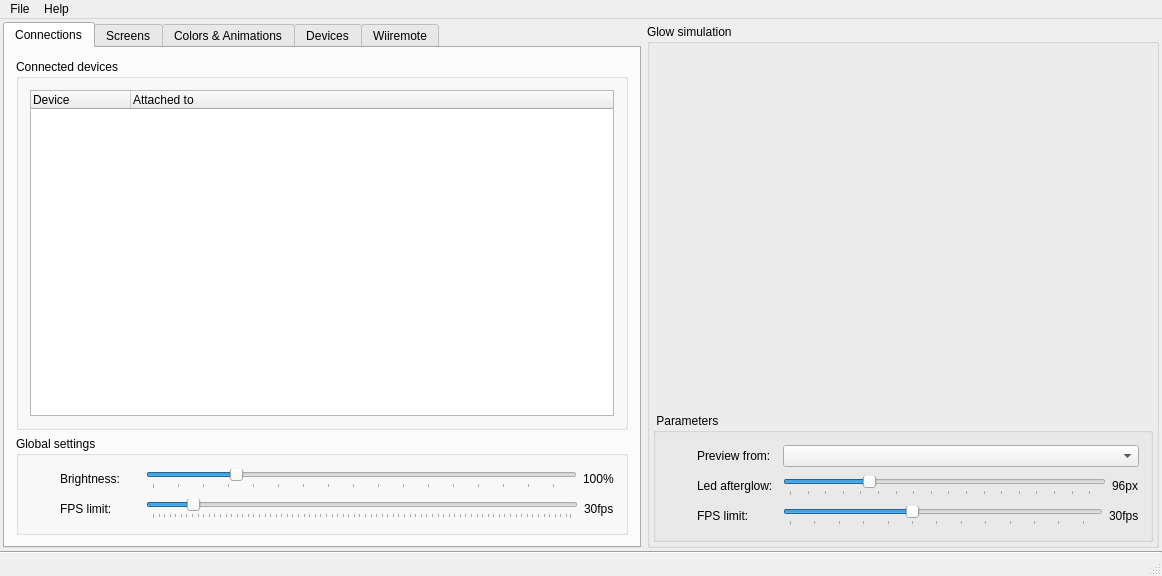
The window that mainwindow.ui (dev-0x7C6/led-frame) describes before a commit, drawn with Qt 5.
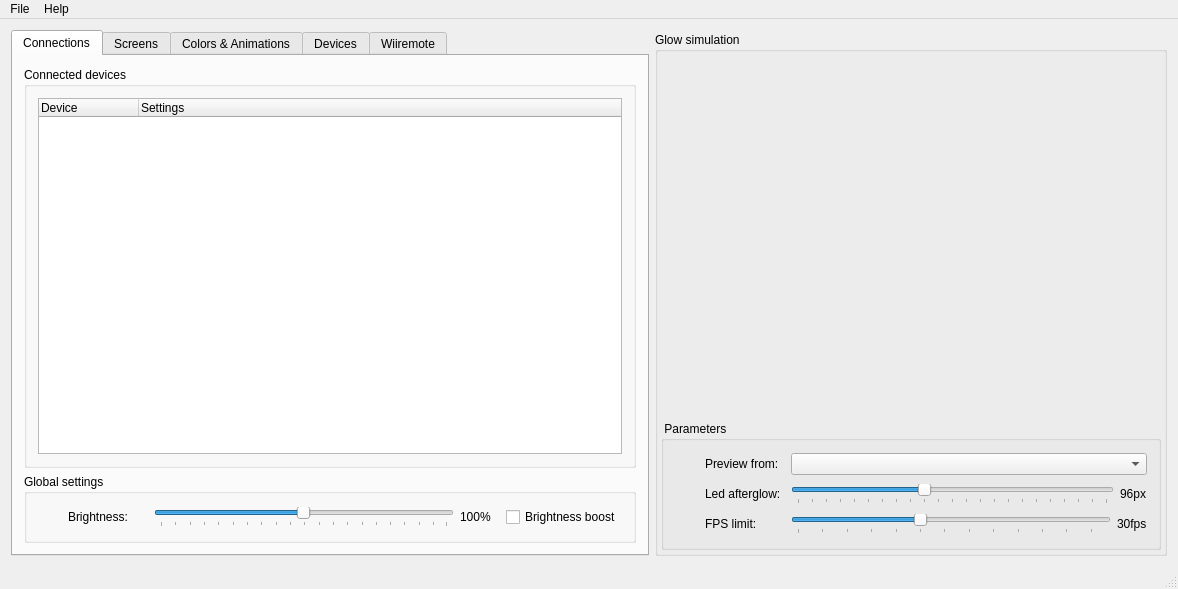
The same window after the commit. Icons and pictures are not drawn. Custom widgets are drawn as their Qt base class.

What changed in the file:
```diff
--- a/mainwindow.ui
+++ b/mainwindow.ui
@@ -34,9 +34,6 @@
     <item>
      <widget class="QWidget" name="mainWidget" native="true">
       <layout class="QHBoxLayout" name="horizontalLayout_4">
-       <property name="margin">
-        <number>3</number>
-       </property>
        <item>
         <widget class="QTabWidget" name="leftWidget">
          <property name="sizePolicy">
@@ -105,7 +102,7 @@
                 </column>
                 <column>
                  <property name="text">
-                  <string>Attached to</string>
+                  <string>Settings</string>
                  </property>
                 </column>
                </widget>
@@ -155,6 +152,12 @@
                 </item>
                 <item>
                  <widget class="QSlider" name="brightnessSlider">
+                  <property name="sizePolicy">
+                   <sizepolicy hsizetype="MinimumExpanding" vsizetype="Fixed">
+                    <horstretch>0</horstretch>
+                    <verstretch>0</verstretch>
+                   </sizepolicy>
+                  </property>
                   <property name="statusTip">
                    <string>Tune led brightness</string>
                   </property>
@@ -162,7 +165,7 @@
                    <number>1</number>
                   </property>
                   <property name="maximum">
-                   <number>500</number>
+                   <number>200</number>
                   </property>
                   <property name="value">
                    <number>100</number>
@@ -177,82 +180,27 @@
                    <enum>QSlider::TicksBelow</enum>
                   </property>
                   <property name="tickInterval">
-                   <number>30</number>
+                   <number>10</number>
                   </property>
                  </widget>
                 </item>
                 <item>
                  <widget class="QLabel" name="proc">
+                  <property name="minimumSize">
+                   <size>
+                    <width>40</width>
+                    <height>0</height>
+                   </size>
+                  </property>
                   <property name="text">
                    <string>100%</string>
                   </property>
                  </widget>
                 </item>
-               </layout>
-              </item>
-              <item>
-               <layout class="QHBoxLayout" name="horizontalLayout_5">
                 <item>
-                 <widget class="QLabel" name="brightnessIcon_3">
-                  <property name="minimumSize">
-                   <size>
-                    <width>24</width>
-                    <height>24</height>
-                   </size>
-                  </property>
+                 <widget class="QCheckBox" name="brightnessBoost">
                   <property name="text">
-                   <string/>
-                  </property>
-                  <property name="pixmap">
-                   <pixmap resource="resources/resource.qrc">:/22x22/fpsrate.png</pixmap>
-                  </property>
-                  <property name="alignment">
-                   <set>Qt::AlignCenter</set>
-                  </property>
-                 </widget>
-                </item>
-                <item>
-                 <widget class="QLabel" name="brightnessLabel_3">
-                  <property name="minimumSize">
-                   <size>
-                    <width>80</width>
-                    <height>0</height>
-                   </size>
-                  </property>
-                  <property name="text">
-                   <string>FPS limit:</string>
-                  </property>
-                 </widget>
-                </item>
-                <item>
-                 <widget class="QSlider" name="framerateLimit">
-                  <property name="statusTip">
-                   <string>Tune frames per secound limit (24fps should be enought)</string>
-                  </property>
-                  <property name="minimum">
-                   <number>1</number>
-                  </property>
-                  <property name="maximum">
-                   <number>300</number>
-                  </property>
-                  <property name="value">
-                   <number>30</number>
-                  </property>
-                  <property name="orientation">
-                   <enum>Qt::Horizontal</enum>
-                  </property>
-                  <property name="tickPosition">
-                   <enum>QSlider::TicksBelow</enum>
-                  </property>
-                  <property name="tickInterval">
-                   <number>4</number>
-                  </property>
-                 </widget>
-                </item>
-                <item>
-                 <widget class="QLabel" name="fpsCount">
-                  <property name="text">
-                   <string>30fps</string>
+                   <string>Brightness boost</string>
                   </property>
                  </widget>
                 </item>
@@ -1189,7 +1137,7 @@
                      <string>Tune led brightness</string>
                     </property>
                     <property name="minimum">
-                     <number>60</number>
+                     <number>24</number>
                     </property>
                     <property name="maximum">
                      <number>200</number>
@@ -1313,13 +1261,6 @@
       </layout>
      </widget>
     </item>
-    <item>
-     <widget class="Line" name="line">
-      <property name="orientation">
-       <enum>Qt::Horizontal</enum>
-      </property>
-     </widget>
-    </item>
    </layout>
   </widget>
   <widget class="QMenuBar" name="menuBar">
```
